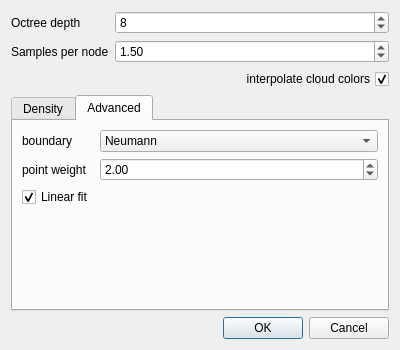
Old version of the form plugins/core/Standard/qPoissonRecon/poissonReconParamDlg.ui in the repository CloudCompare/CloudCompare.
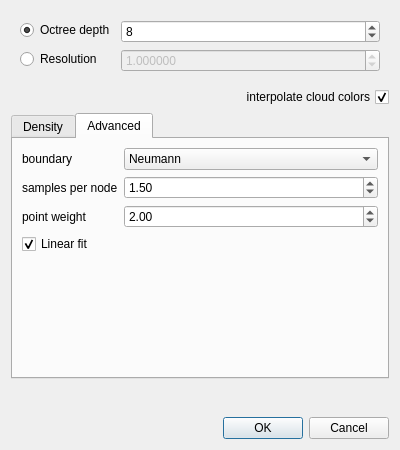
New version of the form. The open tabs and pages were chosen to show the change.

```diff
--- a/plugins/core/Standard/qPoissonRecon/poissonReconParamDlg.ui
+++ b/plugins/core/Standard/qPoissonRecon/poissonReconParamDlg.ui
@@ -7,7 +7,7 @@
     <x>0</x>
     <y>0</y>
     <width>400</width>
-    <height>350</height>
+    <height>450</height>
    </rect>
   </property>
   <property name="windowTitle">
@@ -15,15 +15,16 @@
   </property>
   <layout class="QVBoxLayout" name="verticalLayout">
    <item>
+    <widget class="QFrame" name="ResolutionFrame">
     <layout class="QFormLayout" name="formLayout">
      <item row="0" column="0">
-      <widget class="QLabel" name="label">
-       <property name="toolTip">
-        <string>maximum reconstruction depth</string>
-       </property>
+       <widget class="QRadioButton" name="depthRadioButton">
        <property name="text">
         <string>Octree depth</string>
        </property>
+        <property name="checked">
+         <bool>true</bool>
+        </property>
       </widget>
      </item>
      <item row="0" column="1">
@@ -43,42 +44,30 @@
       </widget>
      </item>
      <item row="1" column="0">
-      <widget class="QLabel" name="label_3">
-       <property name="toolTip">
-        <string>The minimum number of sample points that should fall within an octree node
-as the octree construction is adapted to sampling density. For noise-free
-samples, small values in the range [1.0 - 5.0] can be used. For more noisy
-samples, larger values in the range [15.0 - 20.0] may be needed to provide
-a smoother, noise-reduced, reconstruction.</string>
-       </property>
+       <widget class="QRadioButton" name="resolutionRadioButton">
        <property name="text">
-        <string>Samples per node</string>
+         <string>Resolution</string>
        </property>
       </widget>
      </item>
      <item row="1" column="1">
-      <widget class="QDoubleSpinBox" name="samplesPerNodeSpinBox">
-       <property name="toolTip">
-        <string>&lt;html&gt;&lt;head/&gt;&lt;body&gt;&lt;p&gt;Minimum number of sample points that should fall within an octree node as the octree construction is adapted to sampling density.&lt;/p&gt;&lt;p&gt;For noise-free samples, small values in the range [1.0 - 5.0] can be used.&lt;/p&gt;&lt;p&gt;&lt;span style=&quot; font-weight:600; color:#ff0000;&quot;&gt;For more noisy samples&lt;/span&gt;, larger values in the range [15.0 - 20.0] may be needed to provide a smoother, noise-reduced, reconstruction.&lt;/p&gt;&lt;/body&gt;&lt;/html&gt;</string>
+       <widget class="QDoubleSpinBox" name="resolutionDoubleSpinBox">
+        <property name="enabled">
+         <bool>false</bool>
        </property>
        <property name="decimals">
-        <number>2</number>
-       </property>
-       <property name="minimum">
-        <double>1.000000000000000</double>
+         <number>6</number>
        </property>
        <property name="maximum">
-        <double>20.000000000000000</double>
-       </property>
-       <property name="singleStep">
-        <double>0.500000000000000</double>
+         <double>1000000.000000000000000</double>
        </property>
        <property name="value">
-        <double>1.500000000000000</double>
+         <double>1.000000000000000</double>
        </property>
       </widget>
      </item>
     </layout>
+    </widget>
    </item>
    <item>
     <widget class="QCheckBox" name="importColorsCheckBox">
@@ -167,7 +156,7 @@
          </item>
         </widget>
        </item>
-       <item row="2" column="0">
+       <item row="3" column="0">
         <widget class="QLabel" name="label_5">
          <property name="toolTip">
           <string>The importance that interpolation of the point samples is given in the formulation of the screened Poisson equation</string>
@@ -177,7 +166,7 @@
          </property>
         </widget>
        </item>
-       <item row="2" column="1">
+       <item row="3" column="1">
         <widget class="QDoubleSpinBox" name="weightDoubleSpinBox">
          <property name="toolTip">
           <string>&lt;html&gt;&lt;head/&gt;&lt;body&gt;&lt;p&gt;Interpolation weight (twice the b-spline degree by default)&lt;/p&gt;&lt;/body&gt;&lt;/html&gt;</string>
@@ -190,7 +179,7 @@
          </property>
         </widget>
        </item>
-       <item row="3" column="0">
+       <item row="4" column="0">
         <widget class="QCheckBox" name="linearFitCheckBox">
          <property name="toolTip">
           <string>Enabling this flag has the reconstructor use linear interpolation to estimate the positions of iso-vertices.</string>
@@ -203,10 +192,59 @@
          </property>
         </widget>
        </item>
+       <item row="2" column="0">
+        <widget class="QLabel" name="label_3">
+         <property name="toolTip">
+          <string>The minimum number of sample points that should fall within an octree node
+as the octree construction is adapted to sampling density. For noise-free
+samples, small values in the range [1.0 - 5.0] can be used. For more noisy
+samples, larger values in the range [15.0 - 20.0] may be needed to provide
+a smoother, noise-reduced, reconstruction.</string>
+         </property>
+         <property name="text">
+          <string>samples per node</string>
+         </property>
+        </widget>
+       </item>
+       <item row="2" column="1">
+        <widget class="QDoubleSpinBox" name="samplesPerNodeSpinBox">
+         <property name="toolTip">
+          <string>&lt;html&gt;&lt;head/&gt;&lt;body&gt;&lt;p&gt;Minimum number of sample points that should fall within an octree node as the octree construction is adapted to sampling density.&lt;/p&gt;&lt;p&gt;For noise-free samples, small values in the range [1.0 - 5.0] can be used.&lt;/p&gt;&lt;p&gt;&lt;span style=&quot; font-weight:600; color:#ff0000;&quot;&gt;For more noisy samples&lt;/span&gt;, larger values in the range [15.0 - 20.0] may be needed to provide a smoother, noise-reduced, reconstruction.&lt;/p&gt;&lt;/body&gt;&lt;/html&gt;</string>
+         </property>
+         <property name="decimals">
+          <number>2</number>
+         </property>
+         <property name="minimum">
+          <double>1.000000000000000</double>
+         </property>
+         <property name="maximum">
+          <double>20.000000000000000</double>
+         </property>
+         <property name="singleStep">
+          <double>0.500000000000000</double>
+         </property>
+         <property name="value">
+          <double>1.500000000000000</double>
+         </property>
+        </widget>
+       </item>
       </layout>
      </widget>
     </widget>
    </item>
+   <item>
+    <spacer name="verticalSpacer">
+     <property name="orientation">
+      <enum>Qt::Vertical</enum>
+     </property>
+     <property name="sizeHint" stdset="0">
+      <size>
+       <width>20</width>
+       <height>23</height>
+      </size>
+     </property>
+    </spacer>
+   </item>
    <item>
     <widget class="QDialogButtonBox" name="buttonBox">
      <property name="orientation">
```
Left out of the diff: 34 changed lines with no effect on the pictures. Lines whose indentation alone changed are shown as unchanged.
